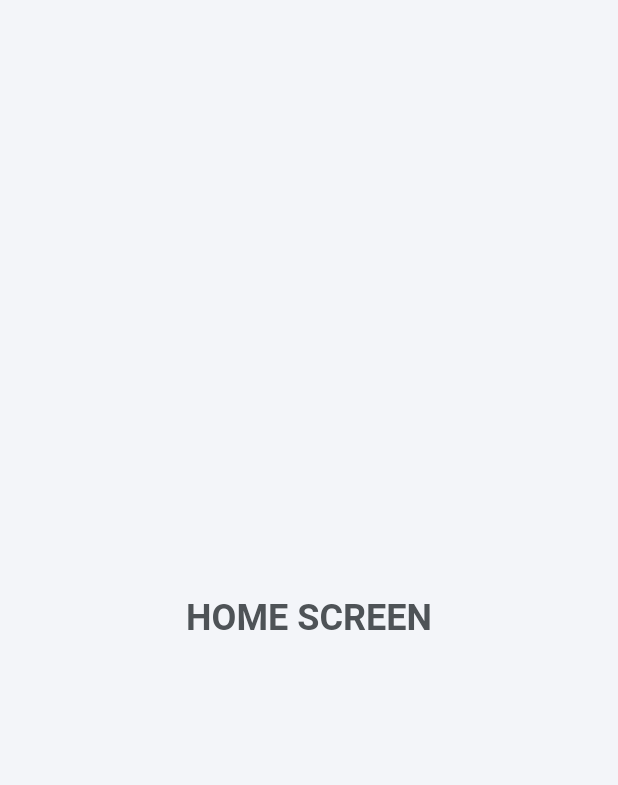
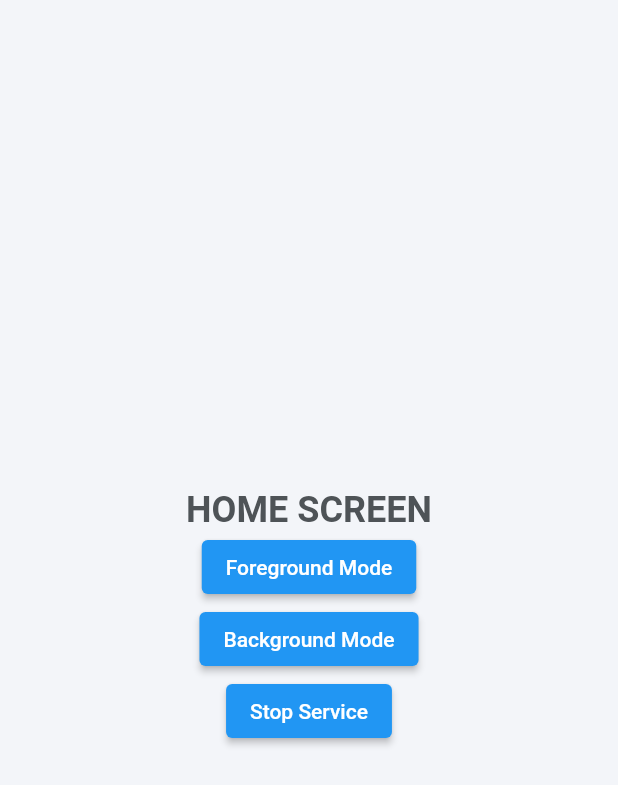
Before and after one commit to arsalan98m/true_caller_app, a Flutter app: the screen it shows after launch, on a phone screen of 412 x 824 dp. Shown: the top 785 px of the screen. Run offline on Flutter 3.47's test engine with Material 2 defaults, Android fonts, the phone set to English and light mode, and no system bars; our stand-ins replace dartz, device_info, dio, flutter_riverpod, fluttertoast, package_info and 6 more; missing offline and left inert: back_button_interceptor, flutter_background_service, flutter_background_service_android; generated files the repository leaves out were written again; Roboto replaces fonts that are missing (Gotham); statements that could not run were skipped.

Commit message:
background service implemented)

```diff
--- a/lib/feature/home/home_view.dart
+++ b/lib/feature/home/home_view.dart
@@ -1,4 +1,5 @@
 import 'package:flutter/material.dart';
+import 'package:flutter_background_service/flutter_background_service.dart';
 import 'package:flutter_riverpod/flutter_riverpod.dart';
 import 'package:products_app/utils/font_size.dart';
 import 'package:sizer/sizer.dart';
@@ -28,7 +29,37 @@ class HomeView extends BasePageViewWidget<HomeViewModel> {
               fontSize: AppFontSize.f20,
               fontWeight: FontWeight.w700,
             ),
-          )
+          ),
+          ElevatedButton(
+            child: const Text("Foreground Mode"),
+            onPressed: () {
+              FlutterBackgroundService().invoke("setAsForeground");
+            },
+          ),
+          ElevatedButton(
+            child: const Text("Background Mode"),
+            onPressed: () {
+              FlutterBackgroundService().invoke("setAsBackground");
+            },
+          ),
+          ElevatedButton(
+            child: Text(model.text),
+            onPressed: () async {
+              final service = FlutterBackgroundService();
+              var isRunning = await service.isRunning();
+              if (isRunning) {
+                service.invoke("stopService");
+              } else {
+                service.startService();
+              }
+
+              if (!isRunning) {
+                model.text = 'Stop Service';
+              } else {
+                model.text = 'Start Service';
+              }
+            },
+          ),
         ],
       ),
     );
--- a/lib/main.dart
+++ b/lib/main.dart
@@ -1,8 +1,13 @@
+import 'dart:async';
 import 'dart:io';
 
 import 'package:flutter/material.dart';
 import 'package:flutter/services.dart';
+import 'package:flutter_background_service/flutter_background_service.dart';
+import 'package:flutter_background_service_android/flutter_background_service_android.dart';
+
 import 'package:flutter_riverpod/flutter_riverpod.dart';
+import 'package:products_app/main/app_viewmodel.dart';
 import 'package:products_app/utils/color_utils.dart';
 import 'package:shared_preferences/shared_preferences.dart';
 
@@ -12,6 +17,8 @@ void main() async {
   WidgetsFlutterBinding.ensureInitialized();
   final prefs = await SharedPreferences.getInstance();
   String initScreen = prefs.getString('token') ?? "";
+
+  await initializeService();
 
   await Future.delayed(const Duration(milliseconds: 300));
   runApp(ProviderScope(child: MyApp(initScreen: initScreen)));
@@ -36,3 +43,46 @@ class MyApp extends StatelessWidget {
     return App(initScreen: initScreen);
   }
 }
+
+Future<void> initializeService() async {
+  final service = FlutterBackgroundService();
+
+  await service.configure(
+    iosConfiguration: IosConfiguration(),
+    androidConfiguration: AndroidConfiguration(
+      onStart: onStart,
+      isForegroundMode: true,
+    ),
+  );
+
+  await service.startService();
+}
+
+@pragma('vm:entry-point')
+void onStart(ServiceInstance service) async {
+  if (service is AndroidServiceInstance) {
+    service.on('setAsForeground').listen((event) {
+      service.setAsForegroundService();
+    });
+
+    service.on('setAsBackground').listen((event) {
+      service.setAsBackgroundService();
+    });
+  }
+
+  service.on('stopService').listen((event) {
+    service.stopSelf();
+  });
+
+  // Timer.periodic(Duration(seconds: 1), (timer) async {
+  //   if (service is AndroidServiceInstance) {
+  //     if (await service.isForegroundService()) {
+  //       // if you don't using custom notification, uncomment this
+  //       service.setForegroundNotificationInfo(
+  //         title: "PURSHTTTAM WOOW",
+  //         content: "Updated at ${DateTime.now()}",
+  //       );
+  //     }
+  //   }
+  // });
+}
--- a/lib/main/app_viewmodel.dart
+++ b/lib/main/app_viewmodel.dart
@@ -80,9 +80,9 @@ class AppViewModel extends BaseViewModel {
 
   AppViewModel() {
     // *** Initially when out app started then we are Getting preserved call logs *** //
-    Future.delayed(const Duration(milliseconds: 100), () {
-      getCallLogs();
-    });
+    // Future.delayed(const Duration(milliseconds: 100), () {
+    //   getCallLogs();
+    // });
   }
 
   void startTimer() {
@@ -115,6 +115,7 @@ class AppViewModel extends BaseViewModel {
 
   // Getting CallLogs from app local storage
   void getCallLogs() async {
+    print("get call logs started");
     var _appNotifierProvider =
         ProviderScope.containerOf(appLevelKey.currentState!.context)
             .read(appNotifierProvider);
--- a/pubspec.yaml
+++ b/pubspec.yaml
@@ -51,6 +51,9 @@ dependencies:
   shared_preferences: ^2.0.13
   intl: ^0.17.0
   back_button_interceptor: ^5.0.2
+  # workmanager: ^0.5.0
+  flutter_background_service: ^5.0.2
+  # background_fetch: ^1.2.1
 
 dev_dependencies:
   flutter_test:
```
Also changed, not shown: lib/feature/home/home_model.dart (+7 -0 lines), pubspec.lock.
